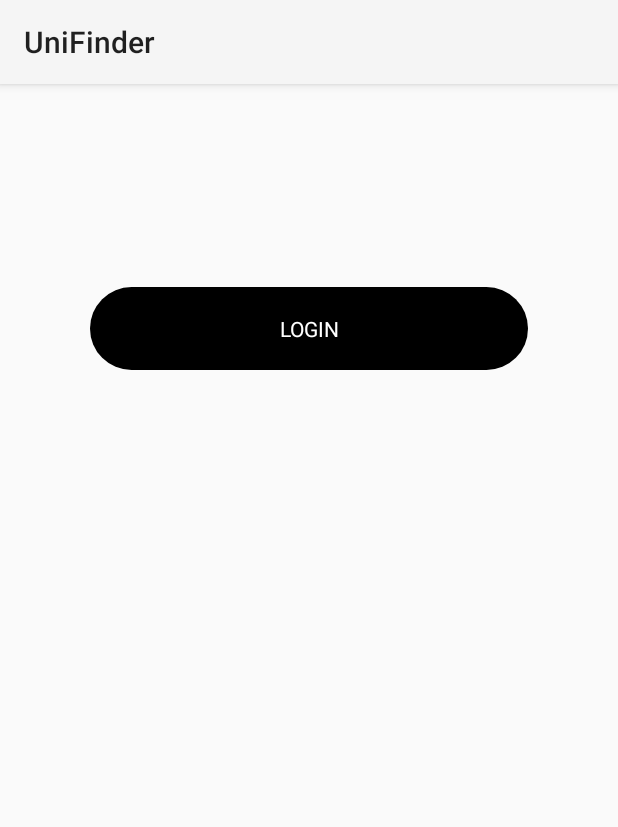
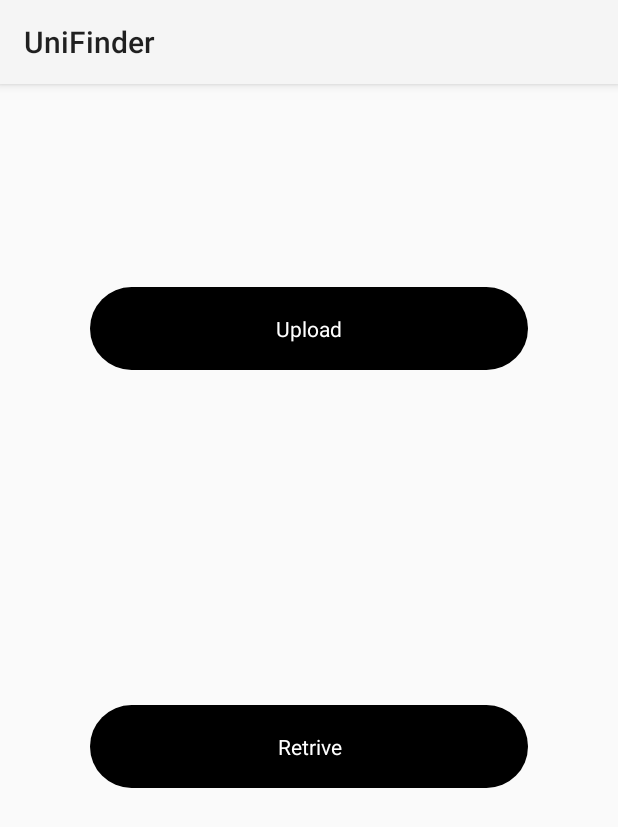
Before and after one commit to jari-rizvi/unifinder, an Android app: the screen it shows after launch (GetPdf), on a phone screen of 412 x 824 dp. Shown: the top 827 px of the screen. Run offline under Robolectric (Android 15) with nearby library versions, the phone set to English and light mode, and no system bars; our stand-ins replace Firebase (no records; nobody signed in at launch, a user with empty details on screens opened directly), data binding; libraries missing offline, so code that uses them is left out: com.kaopiz.kprogresshud; 1 statement that could not run was skipped.

Commit message:
pdf upload.

```diff
--- a/app/src/main/res/layout/activity_get_pdf.xml
+++ b/app/src/main/res/layout/activity_get_pdf.xml
@@ -21,7 +21,7 @@
             android:background="@drawable/text_field_background"
             android:backgroundTint="@color/black"
             android:gravity="center"
-            android:text="LOGIN"
+            android:text="Upload"
             android:textColor="@color/white"
             app:layout_constraintBottom_toBottomOf="parent"
             app:layout_constraintEnd_toEndOf="parent"
@@ -30,8 +30,21 @@
             app:layout_constraintVertical_bias="0.19" />
 
 
-
-
+        <TextView
+            android:id="@+id/btnGet"
+            android:layout_width="match_parent"
+            android:layout_height="55dp"
+            android:layout_marginHorizontal="60dp"
+            android:background="@drawable/text_field_background"
+            android:backgroundTint="@color/black"
+            android:gravity="center"
+            android:text="Retrive"
+            android:textColor="@color/white"
+            app:layout_constraintBottom_toBottomOf="parent"
+            app:layout_constraintEnd_toEndOf="parent"
+            app:layout_constraintStart_toStartOf="parent"
+            app:layout_constraintTop_toBottomOf="@+id/btnLogin"
+            app:layout_constraintVertical_bias="0.428" />
 
 
     </androidx.constraintlayout.widget.ConstraintLayout>
```
Also changed, not shown: app/src/main/AndroidManifest.xml (+8 -1 lines), app/src/main/java/com/example/unifinder/RegisterPassenger/PDFListAdapter.java (added, +32 -0 lines), app/src/main/java/com/example/unifinder/RegisterPassenger/PdfList.java (added, +190 -0 lines), app/src/main/java/com/example/unifinder/RegisterPassenger/putPdf.java (added, +23 -0 lines), app/src/main/res/layout/activity_get_pdff.xml (added, +28 -0 lines).
